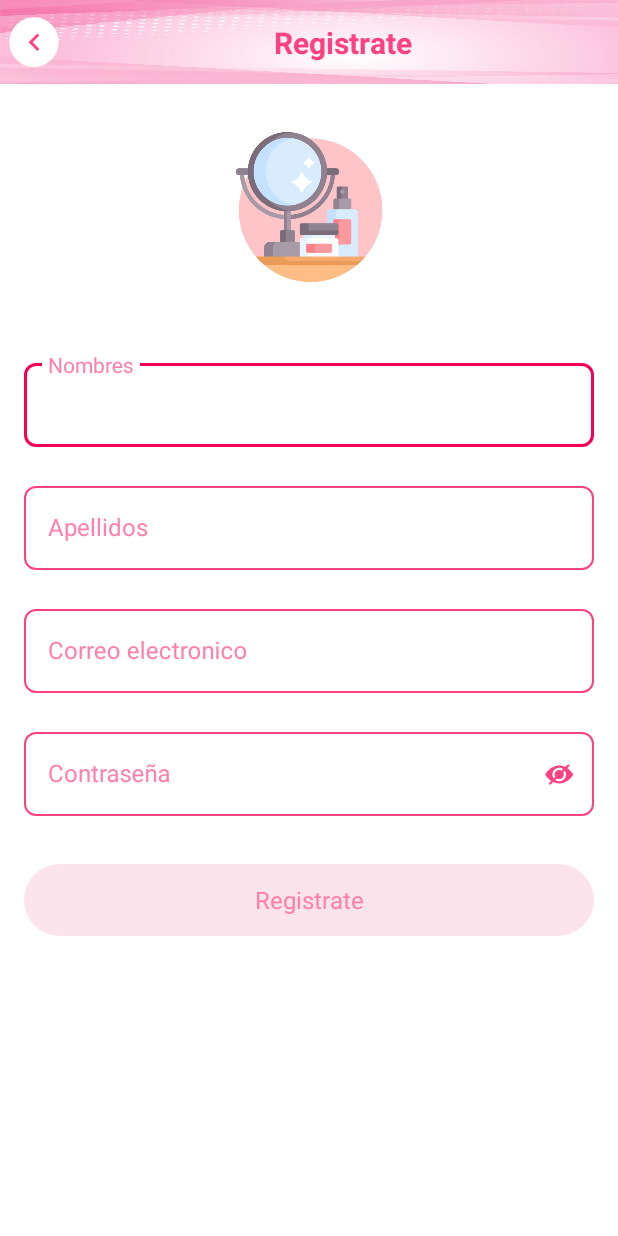
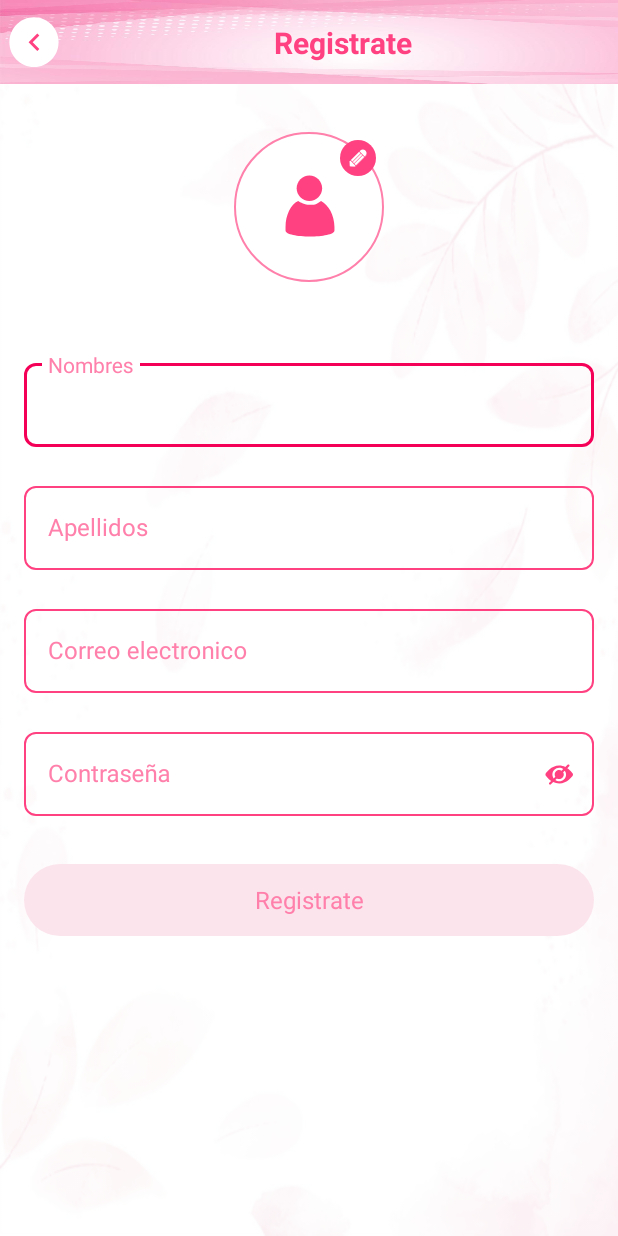
Before and after one commit to montes8/ElaCosmetologyAndroid, an Android app: the RegisterActivity screen opened directly, with no data from a screen before it, on a phone screen of 412 x 824 dp. Run offline under Robolectric (Android 15) with nearby library versions, the phone set to English and light mode, and no system bars; our stand-ins replace CircleImageView, Picasso, data binding; pictures from the network do not load; 3 statements that could not run were skipped.

Commit message:
configurando la camara para imagen de perfil

```diff
--- a/app/build.gradle
+++ b/app/build.gradle
@@ -119,6 +119,8 @@ dependencies {
     implementation 'androidx.recyclerview:recyclerview:1.2.0-alpha06'
     //Picasso
     implementation 'com.squareup.picasso:picasso:2.71828'
+    //glide
+    implementation 'com.github.bumptech.glide:glide:4.11.0'
 
     //preference encrip
     implementation 'androidx.security:security-crypto:1.0.0-alpha02'
--- /dev/null
+++ b/app/src/main/java/com/example/elacosmetologyandroid/manager/PermissionManager.kt
@@ -0,0 +1,78 @@
+package com.example.elacosmetologyandroid.manager
+
+import androidx.activity.ComponentActivity
+import androidx.activity.result.ActivityResultLauncher
+import androidx.activity.result.contract.ActivityResultContracts
+import androidx.fragment.app.Fragment
+
+class PermissionManager(
+    private val activity: ComponentActivity? = null,
+    private val fragment: Fragment? = null,
+    private val onDeny: () -> Unit = {},
+    private val onRationale: () -> Unit = {}
+) {
+    private var onGranted: () -> Unit = {}
+    private var resultSinglePermission: ActivityResultLauncher<String>? = null
+    private var resultMultiplePermissions: ActivityResultLauncher<Array<out String>>? = null
+    private var permission = ""
+
+    init {
+        if (activity != null)
+            initActivity()
+        else
+            initFragment()
+    }
+
+    private fun initFragment() {
+        resultSinglePermission =
+            fragment?.registerForActivityResult(ActivityResultContracts.RequestPermission()) { granted ->
+                when {
+                    granted -> onGranted()
+                    fragment.shouldShowRequestPermissionRationale(permission) -> onRationale()
+                    else -> onDeny()
+                }
+            }
+        resultMultiplePermissions =
+            fragment?.registerForActivityResult(ActivityResultContracts.RequestMultiplePermissions()) { map ->
+                var isGranted = false
+                map.entries.forEach {
+                    isGranted = it.value
+                }
+                if (isGranted)
+                    onGranted()
+                else onDeny()
+            }
+    }
+
+    private fun initActivity() {
+        resultSinglePermission =
+            activity?.registerForActivityResult(ActivityResultContracts.RequestPermission()) { granted ->
+                when {
+                    granted -> onGranted()
+                    activity.shouldShowRequestPermissionRationale(permission) -> onRationale()
+                    else -> onDeny()
+                }
+            }
+        resultMultiplePermissions =
+            activity?.registerForActivityResult(ActivityResultContracts.RequestMultiplePermissions()) { map ->
+                var isGranted = false
+                map.entries.forEach {
+                    isGranted = it.value
+                }
+                if (isGranted)
+                    onGranted()
+                else onDeny()
+            }
+    }
+
+    fun requestPermission(permission: String, onGranted: () -> Unit) {
+        this.onGranted = onGranted
+        this.permission = permission
+        resultSinglePermission?.launch(permission)
+    }
+
+    fun requestPermissions(vararg required: String, onGranted: () -> Unit) {
+        this.onGranted = onGranted
+        resultMultiplePermissions?.launch(required)
+    }
+}
--- a/app/src/main/java/com/example/elacosmetologyandroid/ui/home/begin/BeginFragment.kt
+++ b/app/src/main/java/com/example/elacosmetologyandroid/ui/home/begin/BeginFragment.kt
@@ -124,7 +124,7 @@ class BeginFragment : BaseFragment(){
     }
 
     private fun configPositionMovie(){
-        positionMovie = positionMovie+1
+        positionMovie += 1
         flagVideoNext = false
         adapterNameMusic.setPositionSelected(positionMovie)
         onUpdateMusic(lisMusic[positionMovie])
--- a/app/src/main/java/com/example/elacosmetologyandroid/ui/register/RegisterActivity.kt
+++ b/app/src/main/java/com/example/elacosmetologyandroid/ui/register/RegisterActivity.kt
@@ -2,21 +2,27 @@ package com.example.elacosmetologyandroid.ui.register
 
 import android.content.Context
 import android.content.Intent
+import android.graphics.Bitmap
 import androidx.databinding.DataBindingUtil
-import androidx.lifecycle.MutableLiveData
 import com.example.elacosmetologyandroid.R
 import com.example.elacosmetologyandroid.databinding.ActivityRegisterBinding
 import com.example.elacosmetologyandroid.extensions.setOnClickDelay
+import com.example.elacosmetologyandroid.extensions.showSnackBarCustom
 import com.example.elacosmetologyandroid.ui.BaseActivity
 import com.example.elacosmetologyandroid.ui.BaseViewModel
 import com.example.elacosmetologyandroid.ui.home.HomeActivity
+import com.example.elacosmetologyandroid.utils.NAME_PATH_PROFILE
+import com.example.elacosmetologyandroid.utils.controller.CameraController
 import org.koin.androidx.viewmodel.ext.android.viewModel
+import java.io.File
 
 
-class RegisterActivity : BaseActivity() {
+class RegisterActivity : BaseActivity() , CameraController.CameraControllerListener {
 
     private val viewModel: RegisterViewModel by viewModel(clazz = RegisterViewModel::class)
     private lateinit var binding: ActivityRegisterBinding
+    private var cameraManager: CameraController? = null
+    private var file: File? = null
 
     companion object {
         fun start(context: Context) { context.startActivity(Intent(context, RegisterActivity::class.java)) }
@@ -28,8 +34,13 @@ class RegisterActivity : BaseActivity() {
     }
 
     override fun setUpView() {
+        configInit()
+        configAction()
+    }
+
+    private fun configInit(){
+        cameraManager = CameraController(this, NAME_PATH_PROFILE, this)
         binding.registerToolbar.txtTitleToolbar.text =  getString(R.string.text_register)
-        configAction()
     }
 
     private fun configAction(){
@@ -37,6 +48,7 @@ class RegisterActivity : BaseActivity() {
         binding.editLastNameRegister.uiEditCustomListener={validateData()}
         binding.editEmailRegister.uiEditCustomListener={validateData()}
         binding.editPasswordRegister.uiEditCustomListener={validateData()}
+        binding.imgEditPhone.setOnClickDelay { onClickImageProfile() }
         binding.btnRegister.setOnClickButtonDelayListener{viewModel.register(binding.editEmailRegister,binding.btnRegister)}
     }
 
@@ -53,13 +65,24 @@ class RegisterActivity : BaseActivity() {
         viewModel.successAccountLiveData.observe(this,{
              it?.apply {
                  HomeActivity.start(this@RegisterActivity)
-
              }
         })
+    }
+
+    private fun onClickImageProfile(){
+       cameraManager?.doCamera()
     }
 
     override fun getValidActionToolBar() = true
 
     override fun getViewModel(): BaseViewModel = viewModel
 
+    override fun onCameraPermissionDenied() {
+        showSnackBarCustom(binding.snackBarActivate,getString(R.string.error_denied_camera),colorBg = R.color.red)
+    }
+
+    override fun onGetImageCameraCompleted(path: String, img: Bitmap) {
+        binding.imgProfile.setImageBitmap(img)
+        file = File(path)
+    }
 }
--- a/app/src/main/java/com/example/elacosmetologyandroid/utils/Constans.kt
+++ b/app/src/main/java/com/example/elacosmetologyandroid/utils/Constans.kt
@@ -13,3 +13,7 @@ const val TEXT_CLOSE_APP_= "¿Estás seguro que quieres salir de la aplicación?
 const val TEXT_CONFIRM = "Confirmar"
 const val TEXT_CANCEL= "Cancelar"
 const val FADE_DURATION = 1000L
+
+const val ERROR_TEXT= "Ocurrio un error desconocido"
+const val REQUEST_CAMERA_PERMISSION = 2098
+const val NAME_PATH_PROFILE = "fotosPerfil"
--- /dev/null
+++ b/app/src/main/res/drawable/ic_edit_white.xml
@@ -0,0 +1,75 @@
+<vector xmlns:android="http://schemas.android.com/apk/res/android"
+    xmlns:aapt="http://schemas.android.com/aapt"
+    android:width="24dp"
+    android:height="24dp"
+    android:viewportWidth="512"
+    android:viewportHeight="512">
+  <path
+      android:pathData="M256,256m-256,0a256,256 0,1 1,512 0a256,256 0,1 1,-512 0">
+    <aapt:attr name="android:fillColor">
+      <gradient
+          android:startY="256"
+          android:startX="-2.7E-6"
+          android:endY="256"
+          android:endX="512"
+          android:type="linear">
+        <item android:offset="0" android:color="#FF4081"/>
+        <item android:offset="1" android:color="#FF4081"/>
+      </gradient>
+    </aapt:attr>
+  </path>
+  <path
+      android:pathData="M256,469.334c-117.631,0 -213.333,-95.702 -213.333,-213.333c0,-117.631 95.702,-213.333 213.333,-213.333c117.636,0 213.333,95.702 213.333,213.333C469.333,373.631 373.636,469.334 256,469.334z">
+    <aapt:attr name="android:fillColor">
+      <gradient
+          android:startY="256.00052"
+          android:startX="42.666664"
+          android:endY="256.00052"
+          android:endX="469.33334"
+          android:type="linear">
+        <item android:offset="0" android:color="#FF4081"/>
+        <item android:offset="1" android:color="#FF4081"/>
+      </gradient>
+    </aapt:attr>
+  </path>
+  <path
+      android:fillColor="#FFFFFF"
+      android:pathData="M369.104,158.896c-19.855,-19.855 -52.045,-19.855 -71.899,0l-10.554,10.554l71.898,71.898l10.554,-10.554C388.958,210.941 388.958,178.751 369.104,158.896z"
+      android:strokeAlpha="0.3"
+      android:fillAlpha="0.3"/>
+  <path
+      android:fillColor="#FFFFFF"
+      android:pathData="M144.006,312.094l2.765,69.134l69.134,2.766l11.15,-11.151l-71.898,-71.898z"
+      android:strokeAlpha="0.3"
+      android:fillAlpha="0.3"/>
+  <path
+      android:fillColor="#FFFFFF"
+      android:pathData="M189.682,321.332l117.356,-117.356l16.987,16.987l-117.356,117.356z"
+      android:strokeAlpha="0.3"
+      android:fillAlpha="0.3"/>
+  <path
+      android:fillColor="#FFFFFF"
+      android:pathData="M162.225,293.875l117.357,-117.354l20.386,20.386l-117.357,117.354z"
+      android:strokeAlpha="0.3"
+      android:fillAlpha="0.3"/>
+  <path
+      android:fillColor="#FFFFFF"
+      android:pathData="M213.738,345.387l117.357,-117.354l20.386,20.386l-117.357,117.354z"
+      android:strokeAlpha="0.3"
+      android:fillAlpha="0.3"/>
+  <path
+      android:pathData="M361.104,150.896c-19.855,-19.855 -52.045,-19.855 -71.899,0l-10.553,10.554l71.898,71.898l10.554,-10.554C380.958,202.941 380.958,170.751 361.104,150.896z"
+      android:fillColor="#FFFFFF"/>
+  <path
+      android:pathData="M136.006,304.094l2.765,69.134l69.134,2.766l11.15,-11.151l-71.898,-71.898z"
+      android:fillColor="#FFFFFF"/>
+  <path
+      android:pathData="M181.682,313.332l117.356,-117.356l16.987,16.987l-117.356,117.356z"
+      android:fillColor="#FFFFFF"/>
+  <path
+      android:pathData="M154.225,285.875l117.357,-117.354l20.386,20.386l-117.357,117.354z"
+      android:fillColor="#FFFFFF"/>
+  <path
+      android:pathData="M205.738,337.387l117.357,-117.354l20.386,20.386l-117.357,117.354z"
+      android:fillColor="#FFFFFF"/>
+</vector>
--- a/app/src/main/res/drawable/ic_profile_place_holder.xml
+++ b/app/src/main/res/drawable/ic_profile_place_holder.xml
@@ -5,7 +5,7 @@
     android:viewportHeight="64">
   <path
       android:pathData="M32,0L32,0A32,32 0,0 1,64 32L64,32A32,32 0,0 1,32 64L32,64A32,32 0,0 1,0 32L0,32A32,32 0,0 1,32 0z"
-      android:fillColor="#F9F9F9"/>
+      android:fillColor="#FFFFFF"/>
   <group>
     <clip-path android:pathData="M32,0L32,0A32,32 0,0 1,64 32L64,32A32,32 0,0 1,32 64L32,64A32,32 0,0 1,0 32L0,32A32,32 0,0 1,32 0z M 0,0"/>
   </group>
--- /dev/null
+++ b/app/src/main/res/drawable/ic_success.xml
@@ -0,0 +1,9 @@
+<vector xmlns:android="http://schemas.android.com/apk/res/android"
+    android:width="18dp"
+    android:height="18dp"
+    android:viewportWidth="18"
+    android:viewportHeight="18">
+  <path
+      android:pathData="M8.9924,0.7571C4.4378,0.7571 0.7419,4.4529 0.7419,9.0076C0.7419,13.5622 4.4378,17.2427 8.9924,17.2427C13.5471,17.2427 17.2429,13.5622 17.2429,8.9922C17.2429,4.4223 13.5624,0.7571 8.9924,0.7571ZM13.6544,6.9066L7.6582,12.9028C7.5049,13.0561 7.3209,13.1175 7.1215,13.1175C6.9221,13.1175 6.7381,13.0408 6.5848,12.9028L4.3458,10.6485C4.0544,10.3571 4.0544,9.8817 4.3458,9.5903C4.6371,9.2989 5.1125,9.2989 5.4039,9.5903L7.1215,11.3079L12.5963,5.8331C12.8876,5.5417 13.363,5.5417 13.6544,5.8331C13.9458,6.1398 13.9458,6.6152 13.6544,6.9066Z"
+      android:fillColor="#ffffff"/>
+</vector>
--- a/app/src/main/res/layout/activity_register.xml
+++ b/app/src/main/res/layout/activity_register.xml
@@ -1,14 +1,25 @@
 <?xml version="1.0" encoding="utf-8"?>
-<layout>
+<layout
+    xmlns:android="http://schemas.android.com/apk/res/android"
+    xmlns:app="http://schemas.android.com/apk/res-auto"
+    xmlns:tools="http://schemas.android.com/tools">
 
     <androidx.constraintlayout.widget.ConstraintLayout
-        xmlns:android="http://schemas.android.com/apk/res/android"
-        xmlns:app="http://schemas.android.com/apk/res-auto"
-        xmlns:tools="http://schemas.android.com/tools"
+        tools:context=".ui.register.RegisterActivity"
         android:layout_width="match_parent"
-        android:layout_height="match_parent"
-        tools:context=".ui.register.RegisterActivity">
+        android:layout_height="match_parent">
+        <androidx.constraintlayout.widget.ConstraintLayout
+            android:layout_width="match_parent"
+            android:layout_height="match_parent"
+            android:alpha="0.2"
+            android:background="@drawable/ic_bg_general" />
+    <androidx.core.widget.NestedScrollView
+        android:layout_width="match_parent"
+        android:layout_height="match_parent">
 
+    <androidx.constraintlayout.widget.ConstraintLayout
+        android:layout_width="match_parent"
+        android:layout_height="match_parent">
         <include
             android:id="@+id/registerToolbar"
             layout="@layout/mold_toolbar"
@@ -19,16 +30,30 @@
             app:layout_constraintTop_toTopOf="parent" />
 
 
-        <ImageView
+        <de.hdodenhof.circleimageview.CircleImageView
             android:id="@+id/imgProfile"
             android:layout_width="@dimen/size_100"
             android:layout_height="@dimen/size_100"
             android:layout_marginTop="@dimen/size_32"
-            android:src="@drawable/ic_logo_login"
+            android:src="@drawable/ic_profile_place_holder"
+            app:civ_border_color="@color/pink_100"
+            app:civ_border_width="1dp"
             android:contentDescription="@null"
             app:layout_constraintEnd_toEndOf="parent"
             app:layout_constraintStart_toStartOf="parent"
             app:layout_constraintTop_toBottomOf="@+id/registerToolbar" />
+
+        <ImageButton
+            android:id="@+id/imgEditPhone"
+            android:layout_width="wrap_content"
+            android:layout_height="wrap_content"
+            android:background="@color/transparent"
+            android:contentDescription="@null"
+            android:elevation="@dimen/size_2"
+            android:padding="@dimen/size_5"
+            android:src="@drawable/ic_edit_white"
+            app:layout_constraintEnd_toEndOf="@+id/imgProfile"
+            app:layout_constraintTop_toTopOf="@+id/imgProfile" />
 
         <androidx.constraintlayout.widget.ConstraintLayout
             android:layout_width="match_parent"
@@ -103,6 +128,16 @@
             android:layout_marginBottom="@dimen/size_24"
             app:layout_constraintTop_toBottomOf="@+id/editPasswordRegister" />
 
+            <View
+                android:id="@+id/snackBarActivate"
+                android:layout_width="match_parent"
+                android:layout_height="1dp"
+                app:layout_constraintBottom_toBottomOf="parent"
+                app:layout_constraintEnd_toEndOf="parent"
+                app:layout_constraintStart_toStartOf="parent" />
+
         </androidx.constraintlayout.widget.ConstraintLayout>
     </androidx.constraintlayout.widget.ConstraintLayout>
+    </androidx.core.widget.NestedScrollView>
+    </androidx.constraintlayout.widget.ConstraintLayout>
 </layout>
--- /dev/null
+++ b/app/src/main/res/layout/snackbar_status.xml
@@ -0,0 +1,5 @@
+<?xml version="1.0" encoding="utf-8"?>
+<com.example.elacosmetologyandroid.component.snackbar.SnackbarStatusView
+    xmlns:android="http://schemas.android.com/apk/res/android"
+    android:layout_width="match_parent"
+    android:layout_height="match_parent" />
--- a/app/src/main/res/values/strings.xml
+++ b/app/src/main/res/values/strings.xml
@@ -10,6 +10,7 @@
     <string name="user_unauthorized_description">Estuviste inactivo por unos minutos. Por favor, vuelve a iniciar sesión.</string>
     <string name="error_general_title">Lo sentimos, ocurrió un error</string>
     <string name="error_internet">No hay conexión a internet</string>
+    <string name="error_denied_camera">Necesitas este permiso para poder acceder a los las fotos</string>
 
 
     <!-- TODO: error label -->
@@ -26,6 +27,7 @@
 
 
     <!-- TODO: text label-->
+    <string name="Select_option">Select Option:</string>
     <string name="txt_logout_des">¿Estás seguro que deseas cerrar sesión?</string>
     <string name="txt_title_splash">BIENVENIDA</string>
     <string name="txt_subtitle_splash">MIRA TU CATALOGO AHORA</string>
```
Also changed, not shown: app/src/main/AndroidManifest.xml (+22 -0 lines), app/src/main/java/com/example/elacosmetologyandroid/component/snackbar/SnackBarStatus.kt (added, +140 -0 lines), app/src/main/java/com/example/elacosmetologyandroid/extensions/extension.kt (+35 -0 lines), app/src/main/java/com/example/elacosmetologyandroid/utils/controller/CameraController.kt (added, +224 -0 lines), app/src/main/res/layout/card_snack_bar_custom.xml (added, +50 -0 lines), app/src/main/res/xml/file_paths.xml (added, +7 -0 lines).
